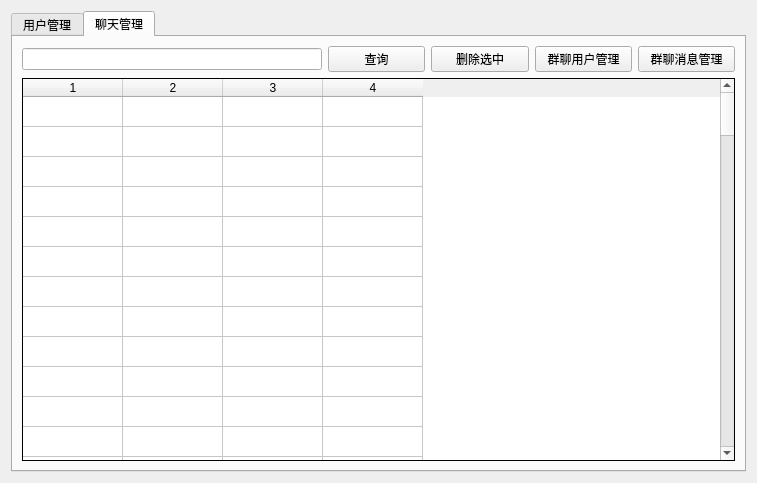
Before: the Qt Designer form server/src/adminmanagement.ui in omigeft/QTChatroom, drawn with Qt 5.
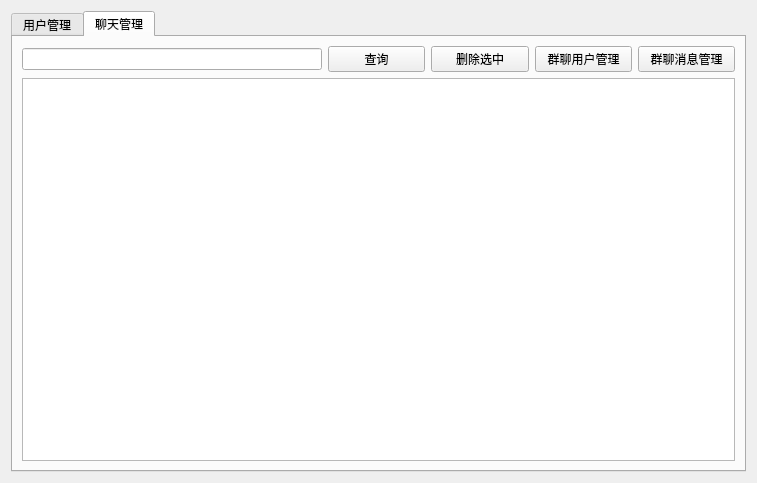
After: the same form once the commit is applied. The open tabs and pages were chosen to show the change.

What changed in the file:
```diff
--- a/server/src/adminmanagement.ui
+++ b/server/src/adminmanagement.ui
@@ -229,154 +229,7 @@
         </layout>
        </item>
        <item row="1" column="0">
-        <widget class="QTableWidget" name="ChatTable">
-         <property name="styleSheet">
-          <string notr="true"/>
-         </property>
-         <property name="frameShape">
-          <enum>QFrame::Box</enum>
-         </property>
-         <property name="frameShadow">
-          <enum>QFrame::Plain</enum>
-         </property>
-         <property name="showGrid">
-          <bool>true</bool>
-         </property>
-         <property name="gridStyle">
-          <enum>Qt::SolidLine</enum>
-         </property>
-         <property name="sortingEnabled">
-          <bool>false</bool>
-         </property>
-         <property name="wordWrap">
-          <bool>true</bool>
-         </property>
-         <property name="cornerButtonEnabled">
-          <bool>true</bool>
-         </property>
-         <property name="rowCount">
-          <number>100</number>
-         </property>
-         <property name="columnCount">
-          <number>4</number>
-         </property>
-         <attribute name="horizontalHeaderCascadingSectionResizes">
-          <bool>false</bool>
-         </attribute>
-         <attribute name="horizontalHeaderShowSortIndicator" stdset="0">
-          <bool>false</bool>
-         </attribute>
-         <attribute name="horizontalHeaderStretchLastSection">
-          <bool>false</bool>
-         </attribute>
-         <attribute name="verticalHeaderVisible">
-          <bool>false</bool>
-         </attribute>
-         <row/>
-         <row/>
-         <row/>
-         <row/>
-         <row/>
-         <row/>
-         <row/>
-         <row/>
-         <row/>
-         <row/>
-         <row/>
-         <row/>
-         <row/>
-         <row/>
-         <row/>
-         <row/>
-         <row/>
-         <row/>
-         <row/>
-         <row/>
-         <row/>
-         <row/>
-         <row/>
-         <row/>
-         <row/>
-         <row/>
-         <row/>
-         <row/>
-         <row/>
-         <row/>
-         <row/>
-         <row/>
-         <row/>
-         <row/>
-         <row/>
-         <row/>
-         <row/>
-         <row/>
-         <row/>
-         <row/>
-         <row/>
-         <row/>
-         <row/>
-         <row/>
-         <row/>
-         <row/>
-         <row/>
-         <row/>
-         <row/>
-         <row/>
-         <row/>
-         <row/>
-         <row/>
-         <row/>
-         <row/>
-         <row/>
-         <row/>
-         <row/>
-         <row/>
-         <row/>
-         <row/>
-         <row/>
-         <row/>
-         <row/>
-         <row/>
-         <row/>
-         <row/>
-         <row/>
-         <row/>
-         <row/>
-         <row/>
-         <row/>
-         <row/>
-         <row/>
-         <row/>
-         <row/>
-         <row/>
-         <row/>
-         <row/>
-         <row/>
-         <row/>
-         <row/>
-         <row/>
-         <row/>
-         <row/>
-         <row/>
-         <row/>
-         <row/>
-         <row/>
-         <row/>
-         <row/>
-         <row/>
-         <row/>
-         <row/>
-         <row/>
-         <row/>
-         <row/>
-         <row/>
-         <row/>
-         <row/>
-         <column/>
-         <column/>
-         <column/>
-         <column/>
-        </widget>
+        <widget class="QTableView" name="ChatTable"/>
        </item>
       </layout>
      </widget>
```
Left out of the diff: 119 changed lines with no effect on the pictures.
